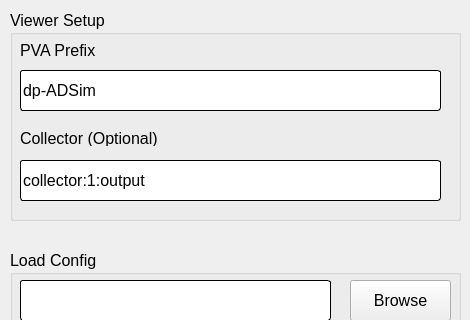
Above: gui/pv_config.ui from AdvancedPhotonSource/DashPVA before the change; both pictures show x 0 to 470 and y 0 to 320 of the 470 by 552 pixel window. Below: the same form after it.
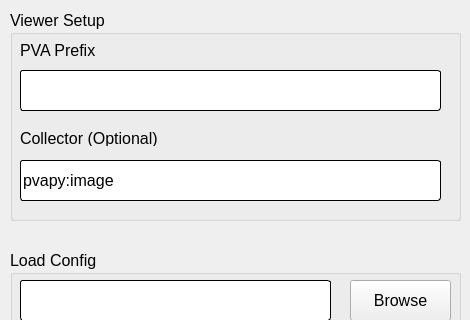
That is the form after the change.

Commit message: got random img to show on both qlabel and image viewer, but not plot widget

```diff
--- a/gui/pv_config.ui
+++ b/gui/pv_config.ui
@@ -194,7 +194,7 @@
 </string>
     </property>
     <property name="text">
-     <string>dp-ADSim</string>
+     <string/>
     </property>
    </widget>
    <widget class="QLineEdit" name="le_collector">
@@ -216,7 +216,7 @@
 border-radius:3;</string>
     </property>
     <property name="text">
-     <string>collector:1:output</string>
+     <string>pvapy:image</string>
     </property>
    </widget>
    <widget class="QLabel" name="lbl_pva_prefix">
```
The commit also changes 2 other files.
